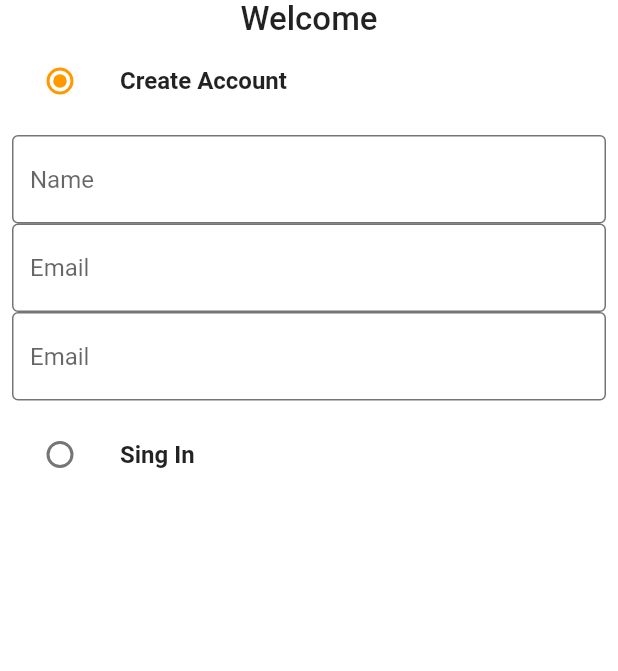
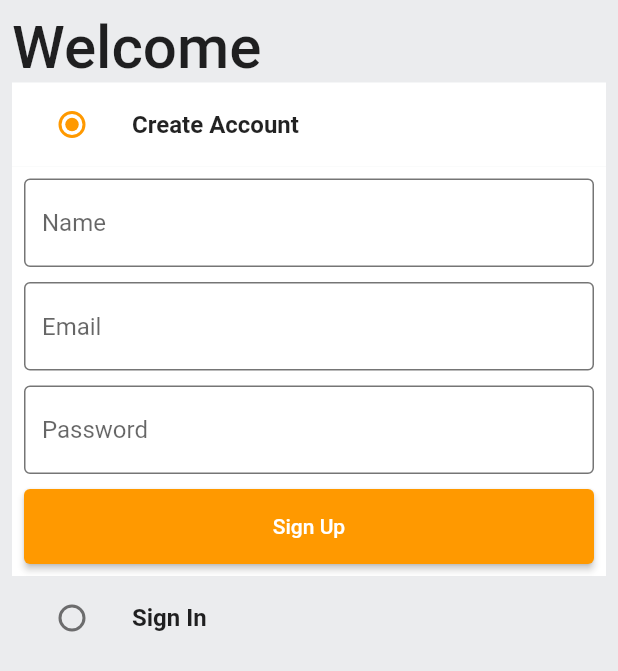
Before and after one commit to ali-sojib/Buy-Sell-Application, a Flutter app: the screen it shows after launch, on a phone screen of 412 x 824 dp. Shown: the top 671 px of the screen. Run offline on Flutter 3.47's test engine with Material 2 defaults, Android fonts, the light colour scheme and no system bars.

Commit message:
auth screen dsgein initial complete

```diff
--- /dev/null
+++ b/lib/common/widgets/custom_button.dart
@@ -0,0 +1,24 @@
+import 'package:flutter/material.dart';
+
+class CustomButton extends StatelessWidget {
+  final String text;
+  final VoidCallback onTap;
+  const CustomButton({
+    Key? key,
+    required this.text,
+    required this.onTap,
+  }) : super(key: key);
+
+  @override
+  Widget build(BuildContext context) {
+    return ElevatedButton(
+      onPressed: onTap,
+      child: Text(
+        text,
+      ),
+      style: ElevatedButton.styleFrom(
+        minimumSize: const Size(double.infinity, 50),
+      ),
+    );
+  }
+}
--- a/lib/features/router.dart
+++ b/lib/features/router.dart
@@ -1,7 +1,7 @@
 import 'package:buy_sell_appliction/features/screens/auth_screen.dart';
 import 'package:flutter/material.dart';
 
-Route<dynamic> genarateRoute(RouteSettings routeSettings) {
+Route<dynamic> generateRoute(RouteSettings routeSettings) {
   switch (routeSettings.name) {
     case AuthScreen.routeName:
       return MaterialPageRoute(
--- a/lib/features/screens/auth_screen.dart
+++ b/lib/features/screens/auth_screen.dart
@@ -1,10 +1,11 @@
+import 'package:buy_sell_appliction/common/widgets/custom_button.dart';
 import 'package:buy_sell_appliction/common/widgets/custom_textfield.dart';
 import 'package:buy_sell_appliction/constants/global_variable.dart';
 import 'package:flutter/material.dart';
 
 enum Auth {
-  singin,
-  singup,
+  signIn,
+  signUp,
 }
 
 class AuthScreen extends StatefulWidget {
@@ -16,9 +17,9 @@ class AuthScreen extends StatefulWidget {
 }
 
 class _AuthScreenState extends State<AuthScreen> {
-  Auth _auth = Auth.singup;
-  final _singUpFormKey = GlobalKey<FormState>();
-  final _singInFormKey = GlobalKey<FormState>();
+  Auth _auth = Auth.signUp;
+  final _signUpFormKey = GlobalKey<FormState>();
+  final _signInFormKey = GlobalKey<FormState>();
 
   final TextEditingController _emailController = TextEditingController();
   final TextEditingController _passwordController = TextEditingController();
@@ -36,17 +37,24 @@ class _AuthScreenState extends State<AuthScreen> {
   @override
   Widget build(BuildContext context) {
     return Scaffold(
+      backgroundColor: GlobalVariables.greyBackgroundCOlor,
       body: SafeArea(
+        child: Padding(
+          padding: const EdgeInsets.all(8.0),
           child: Column(
+            crossAxisAlignment: CrossAxisAlignment.start,
             children: [
               const Text(
                 'Welcome',
                 style: TextStyle(
-                fontSize: 22,
+                  fontSize: 40,
                   fontWeight: FontWeight.w500,
                 ),
               ),
               ListTile(
+                tileColor: _auth == Auth.signUp
+                    ? GlobalVariables.backgroundColor
+                    : GlobalVariables.greyBackgroundCOlor,
                 title: const Text(
                   'Create Account',
                   style: TextStyle(
@@ -55,7 +63,7 @@ class _AuthScreenState extends State<AuthScreen> {
                 ),
                 leading: Radio(
                   activeColor: GlobalVariables.secondaryColor,
-                value: Auth.singup,
+                  value: Auth.signUp,
                   groupValue: _auth,
                   onChanged: (Auth? val) {
                     setState(() {
@@ -64,39 +72,50 @@ class _AuthScreenState extends State<AuthScreen> {
                   },
                 ),
               ),
-            if (_auth == Auth.singup)
+              if (_auth == Auth.signUp)
                 Container(
                   padding: const EdgeInsets.all(8),
+                  color: GlobalVariables.backgroundColor,
                   child: Form(
-                  key: _singUpFormKey,
+                    key: _signUpFormKey,
                     child: Column(
                       children: [
                         CustomTextField(
                           controller: _nameController,
                           hintText: "Name",
                         ),
+                        const SizedBox(height: 10),
                         CustomTextField(
                           controller: _emailController,
                           hintText: "Email",
                         ),
+                        const SizedBox(height: 10),
                         CustomTextField(
                           controller: _passwordController,
-                        hintText: "Email",
+                          hintText: "Password",
                         ),
+                        const SizedBox(height: 10),
+                        CustomButton(
+                          text: "Sign Up",
+                          onTap: () {},
+                        )
                       ],
                     ),
                   ),
                 ),
               ListTile(
+                tileColor: _auth == Auth.signIn
+                    ? GlobalVariables.backgroundColor
+                    : GlobalVariables.greyBackgroundCOlor,
                 title: const Text(
-                'Sing In',
+                  'Sign In',
                   style: TextStyle(
                     fontWeight: FontWeight.bold,
                   ),
                 ),
                 leading: Radio(
                   activeColor: GlobalVariables.secondaryColor,
-                value: Auth.singin,
+                  value: Auth.signIn,
                   groupValue: _auth,
                   onChanged: (Auth? val) {
                     setState(() {
@@ -104,8 +123,35 @@ class _AuthScreenState extends State<AuthScreen> {
                     });
                   },
                 ),
+              ),
+              if (_auth == Auth.signIn)
+                Container(
+                  padding: const EdgeInsets.all(8),
+                  color: GlobalVariables.backgroundColor,
+                  child: Form(
+                    key: _signInFormKey,
+                    child: Column(
+                      children: [
+                        CustomTextField(
+                          controller: _emailController,
+                          hintText: "Email",
+                        ),
+                        const SizedBox(height: 10),
+                        CustomTextField(
+                          controller: _passwordController,
+                          hintText: "Password",
+                        ),
+                        const SizedBox(height: 10),
+                        CustomButton(
+                          text: "Sign In",
+                          onTap: () {},
                         )
                       ],
+                    ),
+                  ),
+                ),
+            ],
+          ),
         ),
       ),
     );
--- a/lib/main.dart
+++ b/lib/main.dart
@@ -25,7 +25,7 @@ class MyApp extends StatelessWidget {
           iconTheme: IconThemeData(color: Colors.black),
         ),
       ),
-      onGenerateRoute: (settings) => genarateRoute(settings),
+      onGenerateRoute: (settings) => generateRoute(settings),
       home: const AuthScreen(),
     );
   }
```
Lines whose indentation alone changed are shown as unchanged.
